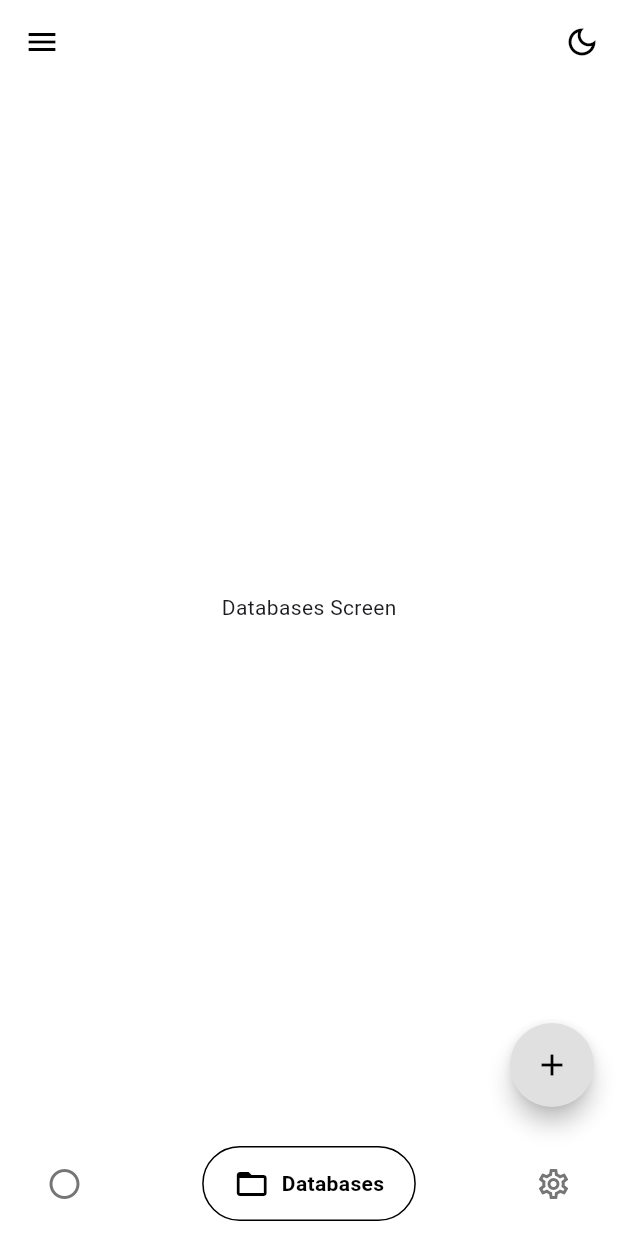
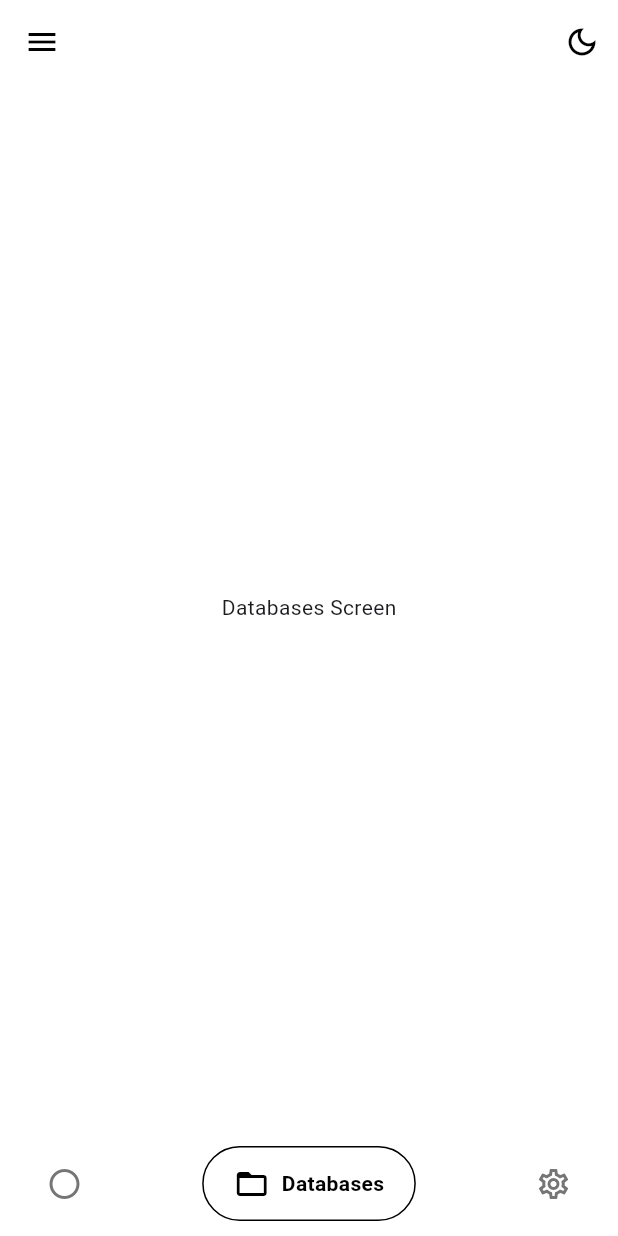
Before and after one commit to dariomatias-dev/sql_studio_app, a Flutter app: the screen it shows after launch, swiped to page 2, on a phone screen of 412 x 824 dp. Run offline on Flutter 3.47's test engine with Material 3 defaults, Android fonts, the phone set to English and light mode, and no system bars; drawn by our look-alikes of google_nav_bar; our stand-ins replace flutter_highlight; missing offline and left inert: code_text_field, highlight.

Commit message:
feat(lib/src/screen/main/main_screen.dart): removed database creation button
- Removed the `FloatingActionButton` for displaying the database creation dialog as it is no longer needed.

```diff
--- a/lib/src/screen/main/main_screen.dart
+++ b/lib/src/screen/main/main_screen.dart
@@ -4,7 +4,6 @@ import 'package:google_nav_bar/google_nav_bar.dart';
 import 'package:sql_studio/src/screen/databases/databases_screen.dart';
 import 'package:sql_studio/src/screen/home/home_screen.dart';
 import 'package:sql_studio/src/screen/main/widgets/app_bar_widget.dart';
-import 'package:sql_studio/src/screen/main/widgets/create_database_dialog_widget.dart';
 import 'package:sql_studio/src/screen/main/widgets/drawer/drawer_widget.dart';
 import 'package:sql_studio/src/screen/settings/settings_screen.dart';
 
@@ -64,15 +63,6 @@ class _MainScreenState extends State<MainScreen> {
     }
   }
 
-  void _showCreateDatabaseDialog() {
-    showDialog(
-      context: context,
-      builder: (context) {
-        return CreateDatabaseDialogWidget();
-      },
-    );
-  }
-
   @override
   Widget build(BuildContext context) {
     return Scaffold(
@@ -87,13 +77,6 @@ class _MainScreenState extends State<MainScreen> {
           onPageChanged: _onPageChanged,
           children: _screens,
         ),
-      ),
-      floatingActionButton: FloatingActionButton(
-        onPressed: _showCreateDatabaseDialog,
-        shape: RoundedRectangleBorder(borderRadius: BorderRadius.circular(100)),
-        tooltip: 'Create Database',
-        backgroundColor: Colors.grey.shade300,
-        child: Icon(Icons.add, color: Colors.black),
       ),
       bottomNavigationBar: GestureDetector(
         onHorizontalDragEnd: _onHorizontalSwipe,
```
